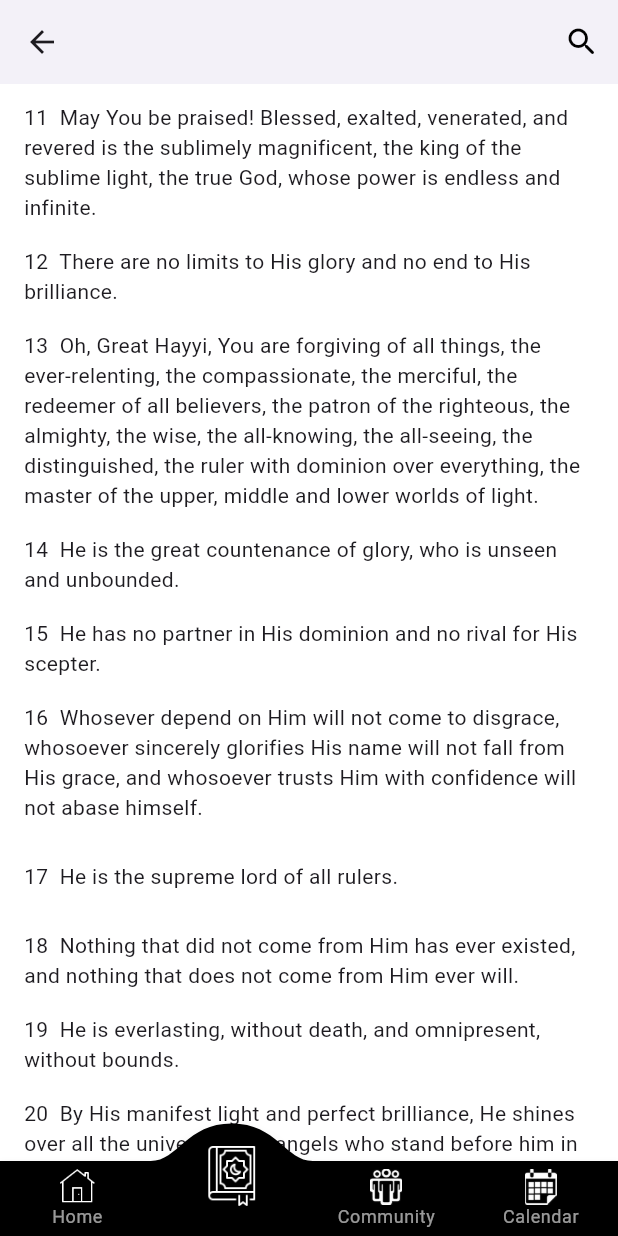
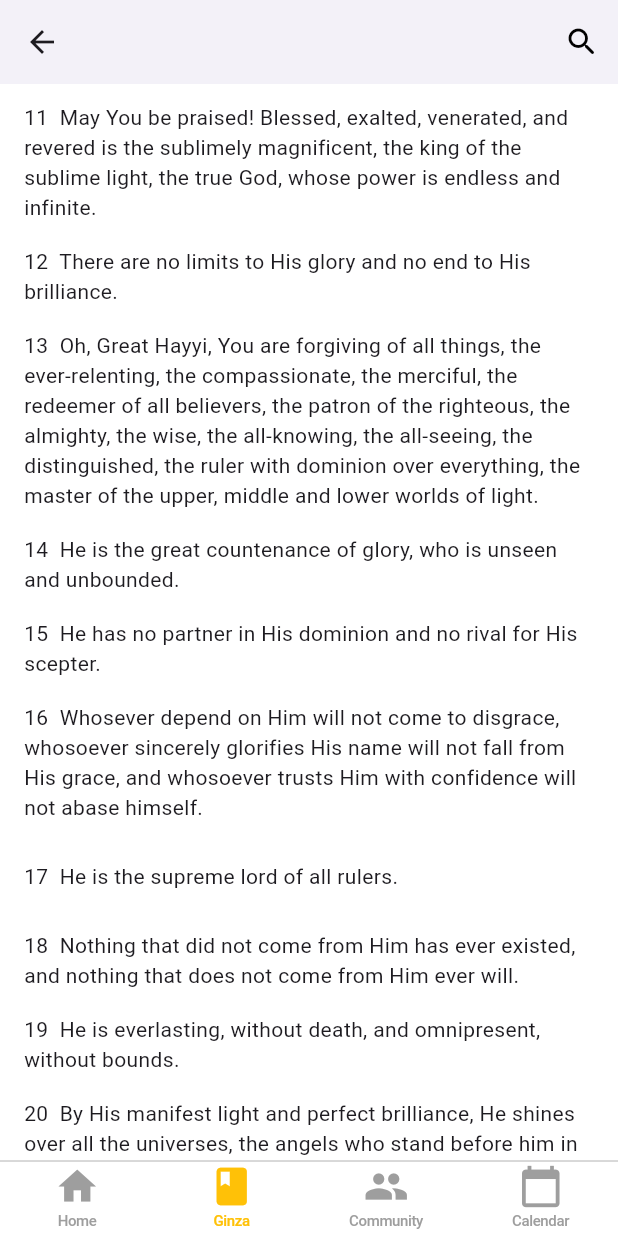
Before and after one commit to Ramihozi/TheMandaenApp, a Flutter app: the MainScreen screen opened by its route, item 2 of the bottom bar chosen, scrolled down 576 dp, on a phone screen of 412 x 824 dp. Run offline on Flutter 3.47's test engine with Material 3 defaults, Android fonts, the phone set to English and light mode, and no system bars; drawn by our look-alikes of convex_bottom_bar, scrollable_positioned_list; our stand-ins replace cached_network_image, cloud_firestore, expandable, firebase_auth, firebase_core, firebase_storage and 8 more; missing offline and left inert: clipboard; accounts and stored records are empty; Roboto replaces fonts that are missing (Poppins).

Commit message:
Replaced BottomNavigationBar with CupertinoTabBar, and more UI Design Changes

```diff
--- a/lib/routes/routes.dart
+++ b/lib/routes/routes.dart
@@ -11,11 +11,11 @@ import 'package:get/get_navigation/src/routes/get_route.dart';
 
 List<GetPage<dynamic>> getPages() {
   return [
-    GetPage(name: "/", page: ()=>  OnBoardingScreen()),
+    GetPage(name: "/", page: ()=>  const OnBoardingScreen()),
     GetPage(name: "/login_screen", page: ()=>  LoginScreen()),
     GetPage(name: "/register_screen", page: ()=>  RegisterScreen()),
-    GetPage(name: "/main_screen", page: ()=>  MainScreen()),
+    GetPage(name: "/main_screen", page: ()=>  const MainScreen()),
     GetPage(name: "/comments_screen", page: ()=>  CommentsScreen()),
-    GetPage(name: "/story_view_screen", page: ()=>  StoryViewFullScreen()),
+    GetPage(name: "/story_view_screen", page: ()=>  const StoryViewFullScreen()),
   ];
 }
--- a/lib/screens/community_add_post_screen.dart
+++ b/lib/screens/community_add_post_screen.dart
@@ -64,7 +64,7 @@ class AddPostScreen extends StatelessWidget {
                   maxLines: 1,
                   decoration: const InputDecoration(
                     hintText: "Write here...",
-                    hintStyle: TextStyle(color: Colors.amber), // Set hint text color to white
+                    hintStyle: TextStyle(color: Colors.grey), // Set hint text color to white
                     enabledBorder: OutlineInputBorder(
                       borderSide: BorderSide(width: 1),
                     ),
@@ -128,7 +128,7 @@ class AddPostScreen extends StatelessWidget {
                         style: Theme.of(context)
                             .textTheme
                             .titleSmall!
-                            .copyWith(color: Colors.amber),
+                            .copyWith(color: Colors.black),
                       ),
                     ),
                   );
--- a/lib/screens/community_home_screen_controller.dart
+++ b/lib/screens/community_home_screen_controller.dart
@@ -27,9 +27,9 @@ class HomeController extends GetxController{
         .map((QuerySnapshot querySnapshot){
 
       List<Post> list = [];
-      querySnapshot.docs.forEach((element) {
+      for (var element in querySnapshot.docs) {
         list.add(Post.fromDocumentSnapshot(element));
-      });
+      }
       return list;
     });
   }
--- a/lib/screens/community_post_item.dart
+++ b/lib/screens/community_post_item.dart
@@ -92,7 +92,7 @@ class PostItem extends StatelessWidget {
                     onPressed: null,
                     icon: Icon(
                       UniconsLine.telegram_alt,
-                      color: Colors.amber,
+                      color: Colors.black,
                     ))
               ],
             )
--- a/lib/screens/main_screen.dart
+++ b/lib/screens/main_screen.dart
@@ -1,50 +1,62 @@
 import 'package:flutter/material.dart';
-import 'package:convex_bottom_bar/convex_bottom_bar.dart';
+import 'package:flutter/cupertino.dart'; // Import for CupertinoTabBar
 import 'package:the_mandean_app/screens/community_main_screen.dart';
 import 'package:the_mandean_app/screens/ginza_screen.dart';
 import 'package:the_mandean_app/screens/home_screen.dart';
 import 'package:the_mandean_app/screens/calendar_screen.dart';
 
-
-
-
 class MainScreen extends StatefulWidget {
-  const MainScreen({super.key});
+  const MainScreen({Key? key}) : super(key: key);
 
   @override
   State<MainScreen> createState() => _MainScreenState();
 }
 
 class _MainScreenState extends State<MainScreen> {
+  int _selectedIndex = 0;
 
-  int selectindex = 0;
-  final List<Widget> _widgetsList = [const HomeScreen(),const GinzaScreen(),CommunityMainScreen(),const PrayerScreen()];
+  static final List<Widget> _widgetOptions = <Widget>[
+    const HomeScreen(),
+    const GinzaScreen(),
+    CommunityMainScreen(),
+    const PrayerScreen(),
+  ];
 
+  void _onItemTapped(int index) {
+    setState(() {
+      _selectedIndex = index;
+    });
+  }
 
   @override
   Widget build(BuildContext context) {
-    return SafeArea(
-        child: Scaffold(
-          body: _widgetsList[selectindex],
-        bottomNavigationBar: ConvexAppBar(
-            items:  [
-              TabItem(icon: Image.asset('assets/images/home.png',color: Colors.white,), title: 'Home'),
-              TabItem(icon: Image.asset('assets/images/holyQuran.png',color: Colors.white), title: 'Ginza'),
-              TabItem(icon: Image.asset('assets/images/community.png',color: Colors.white), title: 'Community'),
-              TabItem(icon: Image.asset('assets/images/calendar.png',color: Colors.white), title: 'Calendar'),
-            ],
-                    initialActiveIndex: 0,
-                    onTap: updateIndex,
-                  backgroundColor: Colors.black,
-                  activeColor: Colors.black,
-              )
-            )
-        );
-  }
-
-  void updateIndex(index) {
-    setState(() {
-      selectindex = index;
-    });
+    return Scaffold(
+      body: _widgetOptions.elementAt(_selectedIndex),
+      bottomNavigationBar: CupertinoTabBar( // Replace BottomNavigationBar with CupertinoTabBar
+        items: const <BottomNavigationBarItem>[
+          BottomNavigationBarItem(
+            icon: Icon(Icons.home),
+            label: 'Home',
+          ),
+          BottomNavigationBarItem(
+            icon: Icon(Icons.book),
+            label: 'Ginza',
+          ),
+          BottomNavigationBarItem(
+            icon: Icon(Icons.people),
+            label: 'Community',
+          ),
+          BottomNavigationBarItem(
+            icon: Icon(Icons.calendar_today),
+            label: 'Calendar',
+          ),
+        ],
+        currentIndex: _selectedIndex,
+        onTap: _onItemTapped,
+        activeColor: Colors.amber, // Active tab color
+        inactiveColor: Colors.grey, // Inactive tab color
+        backgroundColor: Colors.white, // Background color
+      ),
+    );
   }
 }
--- a/lib/screens/onboarding_screen.dart
+++ b/lib/screens/onboarding_screen.dart
@@ -59,11 +59,11 @@ class _OnBoardingScreenState extends State<OnBoardingScreen> {
   void _handleDone() {
     User? user = FirebaseAuth.instance.currentUser;
     if (user != null) {
-      Timer(const Duration(seconds: 3), () {
+      Timer(const Duration(milliseconds: 350), () {
         Get.offNamed('/main_screen');
       });
     } else {
-      Timer(const Duration(seconds: 3), () {
+      Timer(const Duration(milliseconds: 350), () {
         Get.offNamed('/login_screen');
       });
     }
--- a/pubspec.yaml
+++ b/pubspec.yaml
@@ -43,7 +43,7 @@ dependencies:
   intl: ^0.19.0
   unicons: ^2.1.0
   story_view: ^0.16.5
-
+  flutter_image_compress: ^2.3.0
 
 dev_dependencies:
   flutter_test:
```
Also changed, not shown: lib/pages/books_page.dart (+37 -39 lines), lib/screens/calendar_screen.dart (+55 -43 lines), lib/main.dart (indentation only), lib/screens/splash_screen.dart (line endings or trailing spaces), pubspec.lock, 3 other files.
